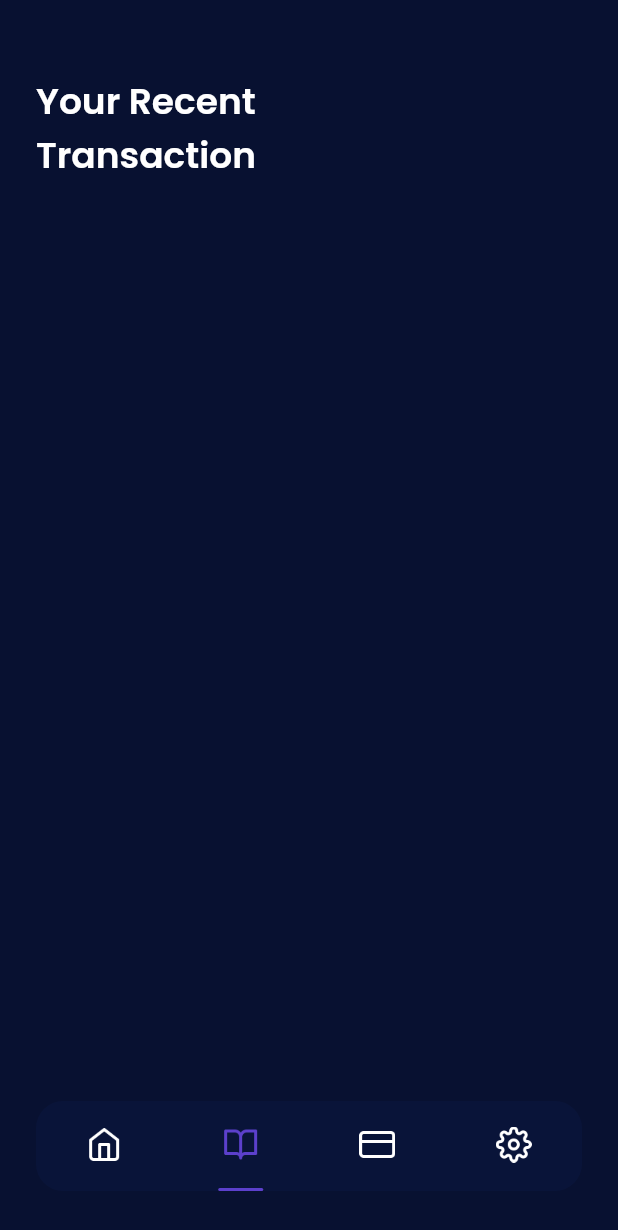
After one commit to JonathanTriC/cinematri_app, a Flutter app: the MainPage screen opened by its route, item 2 of the bottom bar chosen, on a phone screen of 412 x 824 dp. The commit adds this screen. Shown: the top 1230 px of the screen. Run offline on Flutter 3.47's test engine with Material 2 defaults, Android fonts, the phone set to English and light mode, and no system bars; our stand-ins replace bloc, flutter_bloc, google_fonts.

Commit message:
add transaction page

```diff
--- a/lib/ui/pages/main_page.dart
+++ b/lib/ui/pages/main_page.dart
@@ -1,6 +1,7 @@
 import 'package:cinematri_app/cubit/page_cubit.dart';
 import 'package:cinematri_app/shared/theme.dart';
 import 'package:cinematri_app/ui/pages/home_page.dart';
+import 'package:cinematri_app/ui/pages/transaction_page.dart';
 import 'package:cinematri_app/ui/widget/custom_bottom_navigation_item.dart';
 import 'package:flutter/material.dart';
 import 'package:flutter_bloc/flutter_bloc.dart';
@@ -15,7 +16,7 @@ class MainPage extends StatelessWidget {
         case 0:
           return const HomePage();
         case 1:
-          return const HomePage();
+          return const TransactionPage();
         case 2:
           return const HomePage();
         case 3:
--- /dev/null
+++ b/lib/ui/pages/transaction_page.dart
@@ -0,0 +1,36 @@
+import 'package:cinematri_app/shared/theme.dart';
+import 'package:flutter/material.dart';
+
+class TransactionPage extends StatelessWidget {
+  const TransactionPage({Key? key}) : super(key: key);
+
+  @override
+  Widget build(BuildContext context) {
+    Widget title() {
+      return Container(
+        margin: const EdgeInsets.only(
+          top: 50,
+        ),
+        child: Text(
+          'Your Recent\nTransaction',
+          style: whiteTextStyle.copyWith(
+            fontSize: 24,
+            fontWeight: semiBold,
+          ),
+        ),
+      );
+    }
+
+    return Scaffold(
+      backgroundColor: kPrimaryColor,
+      body: ListView(
+        padding: const EdgeInsets.symmetric(
+          horizontal: 24,
+        ),
+        children: [
+          title(),
+        ],
+      ),
+    );
+  }
+}
```
